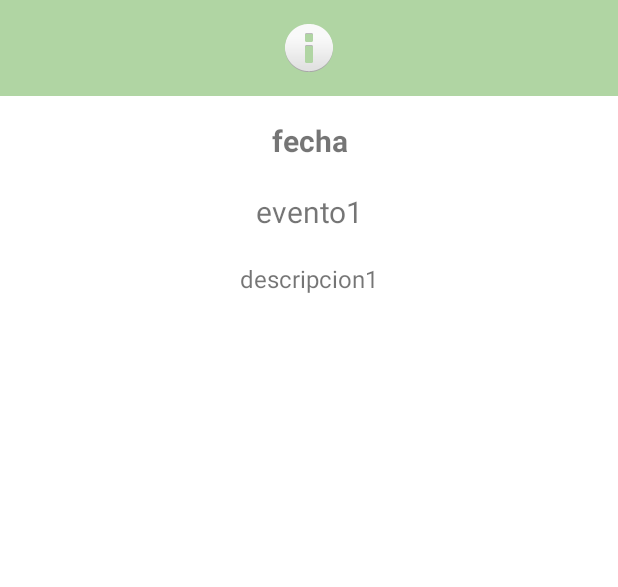
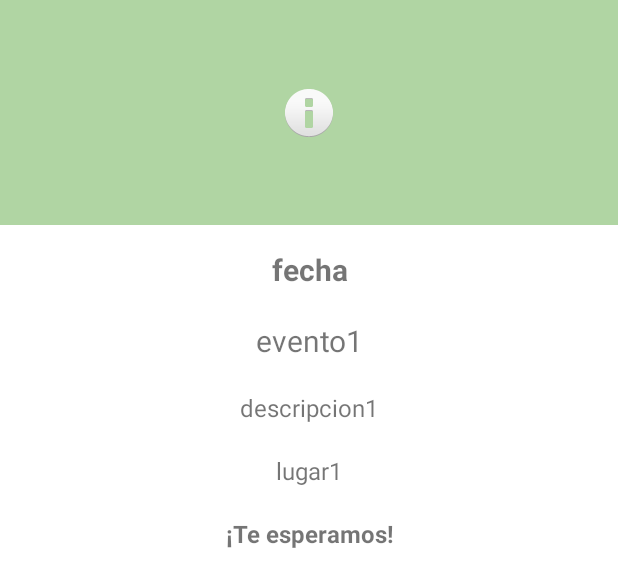
Before and after one commit to arturolumev/appmovil, an Android app: the layout activity_evento_detalle.xml on its own in the app's theme, with its tools: preview values and no code run, on a phone screen of 412 x 824 dp. Shown: the top 587 px of the screen. Run offline under Robolectric (Android 15) with nearby library versions, the phone set to English and light mode, and no system bars; network calls fail.

Commit message:
mobile funcando hasta ahora

```diff
--- a/app/build.gradle
+++ b/app/build.gradle
@@ -41,6 +41,7 @@ dependencies {
     //anthonella
     implementation 'com.android.volley:volley:1.2.1'
     implementation 'com.android.support:design:32.0.0'
+    implementation 'com.squareup.picasso:picasso:2.8'
     //marcelo
     implementation 'androidx.cardview:cardview:1.0.0'
     implementation 'com.github.AnyChart:AnyChart-Android:1.1.2'
--- a/app/src/main/java/com/example/recicla/MainActivity.kt
+++ b/app/src/main/java/com/example/recicla/MainActivity.kt
@@ -84,4 +84,5 @@ class MainActivity : AppCompatActivity() {
         }
     }
 
+
 }
--- a/app/src/main/res/layout/activity_evento_detalle.xml
+++ b/app/src/main/res/layout/activity_evento_detalle.xml
@@ -6,12 +6,13 @@
     android:layout_height="wrap_content">
 
     <ImageView
-        android:src="@android:drawable/ic_dialog_info"
+        android:id="@+id/imagen"
         android:layout_width="match_parent"
-        android:layout_height="64dp"
+        android:layout_height="150dp"
+        android:background="@color/verde_primario"
+        android:contentDescription="@string/app_name"
         android:scaleType="center"
-        android:background="@color/verde_primario"
-        android:contentDescription="@string/app_name" />
+        android:src="@android:drawable/ic_dialog_info" />
 
     <TextView
         android:id="@+id/fecha"
@@ -53,4 +54,31 @@
         android:text="descripcion1"
         android:textSize="16sp" />
 
+    <TextView
+        android:id="@+id/lugar"
+        android:layout_width="match_parent"
+        android:layout_height="wrap_content"
+        android:layout_marginLeft="4dp"
+        android:layout_marginTop="16dp"
+        android:layout_marginRight="4dp"
+        android:layout_marginBottom="4dp"
+        android:fontFamily="sans-serif"
+        android:gravity="center"
+        android:text="lugar1"
+        android:textSize="16sp" />
+
+    <TextView
+        android:id="@+id/tesperamos"
+        android:layout_width="match_parent"
+        android:layout_height="wrap_content"
+        android:layout_marginLeft="4dp"
+        android:layout_marginTop="16dp"
+        android:layout_marginRight="4dp"
+        android:layout_marginBottom="8dp"
+        android:fontFamily="sans-serif"
+        android:gravity="center"
+        android:text="¡Te esperamos!"
+        android:textSize="16sp"
+        android:textStyle="bold"/>
+
 </LinearLayout>
--- a/app/src/main/res/values/strings.xml
+++ b/app/src/main/res/values/strings.xml
@@ -1,4 +1,4 @@
 <resources>
     <string name="app_name">recicla</string>
-    <string name="urlAPI">http://192.168.0.5:3000</string>
+    <string name="urlAPI">http://172.23.9.184:3000</string>
 </resources>
--- a/app/src/main/res/xml/network_security_config.xml
+++ b/app/src/main/res/xml/network_security_config.xml
@@ -2,6 +2,6 @@
 <network-security-config xmlns:android="http://schemas.android.com/apk/res/android">
     <base-config cleartextTrafficPermitted="false" />
     <domain-config cleartextTrafficPermitted = "true">
-        <domain includeSubdomains ="true">192.168.0.5</domain>
+        <domain includeSubdomains ="true">172.23.9.184</domain>
     </domain-config>
 </network-security-config>
```
Also changed, not shown: app/src/main/java/com/example/recicla/CalendarEvents.kt (+107 -35 lines).
